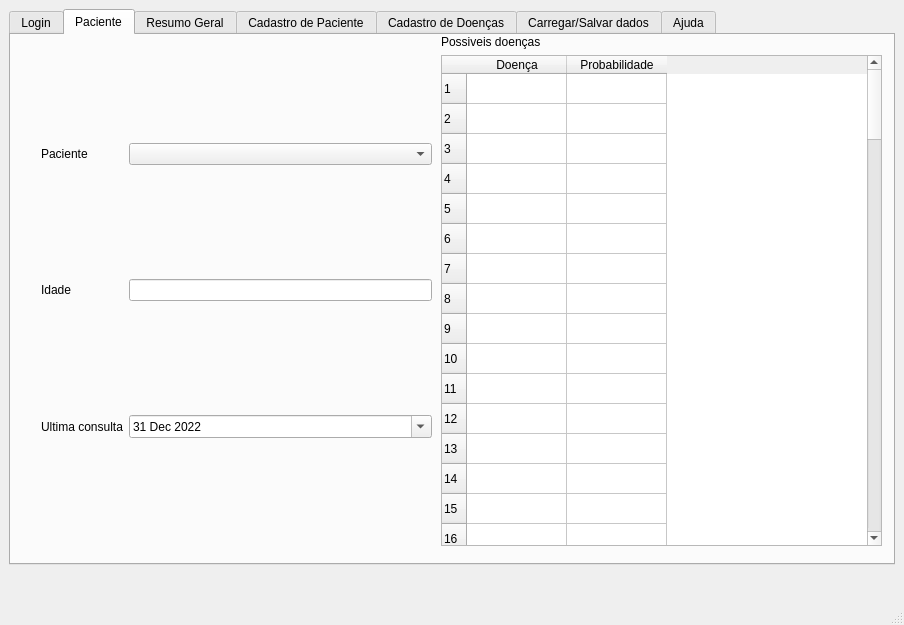
This is Projeto_EE/mainwindow.ui in Lucas1100010/Projeto_TP_EE2022_SDD as Qt 5 draws it before an edit. The edited form follows.
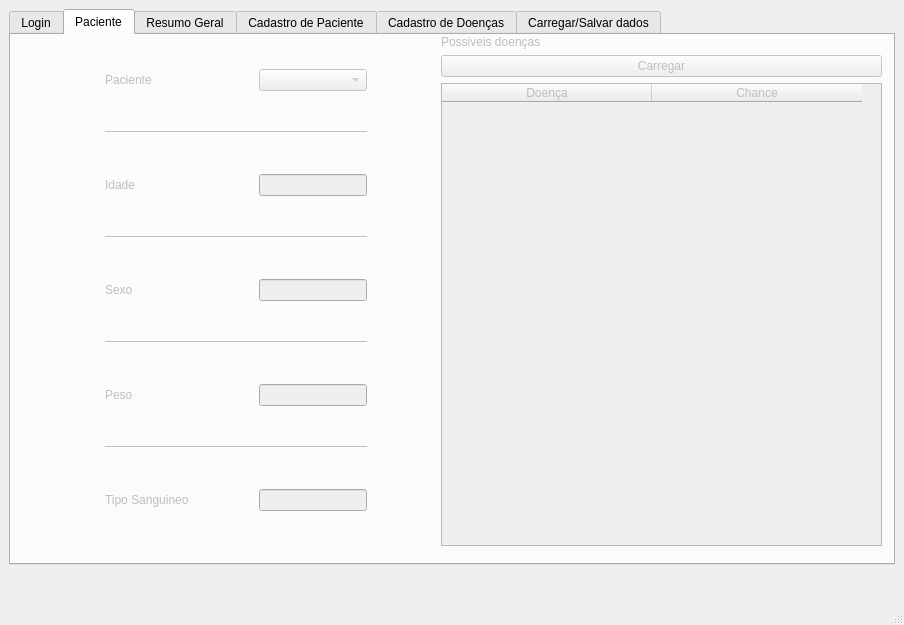
This is the edited form. The open tabs and pages were chosen to show the change. Icons and pictures are not drawn.

The edit to the form file:
```diff
--- a/Projeto_EE/mainwindow.ui
+++ b/Projeto_EE/mainwindow.ui
@@ -43,6 +43,12 @@
      <layout class="QGridLayout" name="gridLayout">
       <item row="0" column="0">
        <widget class="QTabWidget" name="tabGeral">
+        <property name="enabled">
+         <bool>true</bool>
+        </property>
+        <property name="styleSheet">
+         <string notr="true"/>
+        </property>
         <property name="currentIndex">
          <number>3</number>
         </property>
@@ -266,6 +272,9 @@
          </layout>
         </widget>
         <widget class="QWidget" name="tabPaciente">
+         <property name="enabled">
+          <bool>false</bool>
+         </property>
          <attribute name="title">
           <string>Paciente</string>
          </attribute>
@@ -279,54 +288,130 @@
            </rect>
           </property>
           <layout class="QGridLayout" name="gridLayout_8">
-           <item row="2" column="1">
-            <widget class="QDateEdit" name="dateEdit_ultimaConsultaTabPaciente">
-             <property name="minimumDate">
-              <date>
-               <year>1920</year>
-               <month>1</month>
-               <day>1</day>
-              </date>
-             </property>
-             <property name="calendarPopup">
-              <bool>true</bool>
-             </property>
-             <property name="date">
-              <date>
-               <year>2022</year>
-               <month>12</month>
-               <day>31</day>
-              </date>
+           <item row="0" column="1">
+            <widget class="QComboBox" name="comboBox_listaPacientes"/>
+           </item>
+           <item row="4" column="0">
+            <widget class="QLabel" name="label_3">
+             <property name="text">
+              <string>Sexo</string>
              </property>
             </widget>
            </item>
-           <item row="1" column="0">
+           <item row="2" column="0">
             <widget class="QLabel" name="label_17">
              <property name="text">
               <string>Idade</string>
              </property>
             </widget>
            </item>
-           <item row="2" column="0">
+           <item row="4" column="1">
+            <widget class="QLineEdit" name="lineEdit_sexoPaciente">
+             <property name="sizePolicy">
+              <sizepolicy hsizetype="Fixed" vsizetype="Fixed">
+               <horstretch>0</horstretch>
+               <verstretch>0</verstretch>
+              </sizepolicy>
+             </property>
+             <property name="readOnly">
+              <bool>true</bool>
+             </property>
+            </widget>
+           </item>
+           <item row="6" column="1">
+            <widget class="QLineEdit" name="lineEdit_peso">
+             <property name="sizePolicy">
+              <sizepolicy hsizetype="Fixed" vsizetype="Fixed">
+               <horstretch>0</horstretch>
+               <verstretch>0</verstretch>
+              </sizepolicy>
+             </property>
+             <property name="readOnly">
+              <bool>true</bool>
+             </property>
+            </widget>
+           </item>
+           <item row="2" column="1">
+            <widget class="QLineEdit" name="lineEdit_idadePaciente">
+             <property name="sizePolicy">
+              <sizepolicy hsizetype="Fixed" vsizetype="Fixed">
+               <horstretch>0</horstretch>
+               <verstretch>0</verstretch>
+              </sizepolicy>
+             </property>
+             <property name="readOnly">
+              <bool>true</bool>
+             </property>
+            </widget>
+           </item>
+           <item row="3" column="0" colspan="2">
+            <widget class="Line" name="line_2">
+             <property name="orientation">
+              <enum>Qt::Horizontal</enum>
+             </property>
+            </widget>
+           </item>
+           <item row="6" column="0">
             <widget class="QLabel" name="label_18">
              <property name="text">
-              <string>Ultima consulta</string>
+              <string>Peso</string>
              </property>
             </widget>
            </item>
-           <item row="1" column="1">
-            <widget class="QLineEdit" name="lineEdit_idadePaciente"/>
-           </item>
-           <item row="0" column="1">
-            <widget class="QComboBox" name="comboBox_listaPacientes"/>
+           <item row="7" column="0" colspan="2">
+            <widget class="Line" name="line_4">
+             <property name="orientation">
+              <enum>Qt::Horizontal</enum>
+             </property>
+            </widget>
            </item>
            <item row="0" column="0">
             <widget class="QLabel" name="label_16">
+             <property name="sizePolicy">
+              <sizepolicy hsizetype="Fixed" vsizetype="Preferred">
+               <horstretch>0</horstretch>
+               <verstretch>0</verstretch>
+              </sizepolicy>
+             </property>
              <property name="text">
               <string>Paciente</string>
              </property>
             </widget>
            </item>
+           <item row="8" column="0">
+            <widget class="QLabel" name="label_21">
+             <property name="text">
+              <string>Tipo Sanguineo</string>
+             </property>
+            </widget>
+           </item>
+           <item row="8" column="1">
+            <widget class="QLineEdit" name="lineEdit_tipoS">
+             <property name="sizePolicy">
+              <sizepolicy hsizetype="Fixed" vsizetype="Fixed">
+               <horstretch>0</horstretch>
+               <verstretch>0</verstretch>
+              </sizepolicy>
+             </property>
+             <property name="readOnly">
+              <bool>true</bool>
+             </property>
+            </widget>
+           </item>
+           <item row="5" column="0" colspan="2">
+            <widget class="Line" name="line_3">
+             <property name="orientation">
+              <enum>Qt::Horizontal</enum>
+             </property>
+            </widget>
+           </item>
+           <item row="1" column="0" colspan="2">
+            <widget class="Line" name="line">
+             <property name="orientation">
+              <enum>Qt::Horizontal</enum>
+             </property>
+            </widget>
+           </item>
           </layout>
          </widget>
          <widget class="QWidget" name="gridLayoutWidget_5">
@@ -339,15 +424,8 @@
            </rect>
           </property>
           <layout class="QGridLayout" name="gridLayout_9">
-           <item row="0" column="0">
-            <widget class="QLabel" name="label_19">
-             <property name="text">
-              <string>Possiveis doenças</string>
-             </property>
-            </widget>
-           </item>
-           <item row="1" column="0">
-            <widget class="QTableWidget" name="tableWidget">
+           <item row="2" column="0">
+            <widget class="QTableWidget" name="tableWidget_pacienteXdoenca">
              <property name="frameShape">
               <enum>QFrame::StyledPanel</enum>
              </property>
@@ -355,112 +433,14 @@
               <enum>Qt::SolidLine</enum>
              </property>
              <property name="rowCount">
-              <number>100</number>
+              <number>0</number>
              </property>
-             <row>
-              <property name="text">
-               <string>1</string>
-              </property>
-             </row>
-             <row/>
-             <row/>
-             <row/>
-             <row/>
-             <row/>
-             <row/>
-             <row/>
-             <row/>
-             <row/>
-             <row/>
-             <row/>
-             <row/>
-             <row/>
-             <row/>
-             <row/>
-             <row/>
-             <row/>
-             <row/>
-             <row/>
-             <row/>
-             <row/>
-             <row/>
-             <row/>
-             <row/>
-             <row/>
-             <row/>
-             <row/>
-             <row/>
-             <row/>
-             <row/>
-             <row/>
-             <row/>
-             <row/>
-             <row/>
-             <row/>
-             <row/>
-             <row/>
-             <row/>
-             <row/>
-             <row/>
-             <row/>
-             <row/>
-             <row/>
-             <row/>
-             <row/>
-             <row/>
-             <row/>
-             <row/>
-             <row/>
-             <row/>
-             <row/>
-             <row/>
-             <row/>
-             <row/>
-             <row/>
-             <row/>
-             <row/>
-             <row/>
-             <row/>
-             <row/>
-             <row/>
-             <row/>
-             <row/>
-             <row/>
-             <row/>
-             <row/>
-             <row/>
-             <row/>
-             <row/>
-             <row/>
-             <row/>
-             <row/>
-             <row/>
-             <row/>
-             <row/>
-             <row/>
-             <row/>
-             <row/>
-             <row/>
-             <row/>
-             <row/>
-             <row/>
-             <row/>
-             <row/>
-             <row/>
-             <row/>
-             <row/>
-             <row/>
-             <row/>
-             <row/>
-             <row/>
-             <row/>
-             <row/>
-             <row/>
-             <row/>
-             <row/>
-             <row/>
-             <row/>
-             <row/>
+             <attribute name="horizontalHeaderCascadingSectionResizes">
+              <bool>false</bool>
+             </attribute>
+             <attribute name="horizontalHeaderDefaultSectionSize">
+              <number>210</number>
+             </attribute>
              <column>
               <property name="text">
                <string>Doença</string>
@@ -468,11 +448,25 @@
              </column>
              <column>
               <property name="text">
-               <string>Probabilidade</string>
+               <string>Chance</string>
               </property>
              </column>
             </widget>
            </item>
+           <item row="0" column="0">
+            <widget class="QLabel" name="label_19">
+             <property name="text">
+              <string>Possiveis doenças</string>
+             </property>
+            </widget>
+           </item>
+           <item row="1" column="0">
+            <widget class="QPushButton" name="pushButton_carregar_tab_paciente">
+             <property name="text">
+              <string>Carregar</string>
+             </property>
+            </widget>
+           </item>
           </layout>
          </widget>
         </widget>
@@ -915,45 +909,6 @@
           </layout>
          </widget>
         </widget>
-        <widget class="QWidget" name="tabAjuda">
-         <attribute name="title">
-          <string>Ajuda</string>
-         </attribute>
-         <widget class="QWidget" name="gridLayoutWidget_7">
-          <property name="geometry">
-           <rect>
-            <x>10</x>
-            <y>10</y>
-            <width>851</width>
-            <height>491</height>
-           </rect>
-          </property>
-          <layout class="QGridLayout" name="gridLayout_14">
-           <item row="0" column="0">
-            <widget class="QListWidget" name="listWidget_3">
-             <item>
-              <property name="text">
-               <string>Login</string>
-              </property>
-             </item>
-             <item>
-              <property name="text">
-               <string>Funcionamento básico</string>
-              </property>
-             </item>
-             <item>
-              <property name="text">
-               <string>Como carregar dados</string>
-              </property>
-             </item>
-            </widget>
-           </item>
-           <item row="0" column="1">
-            <widget class="QTextEdit" name="textEdit_Ajuda"/>
-           </item>
-          </layout>
-         </widget>
-        </widget>
        </widget>
       </item>
      </layout>
```
Left out of the diff: 498 changed lines with no effect on the pictures.
